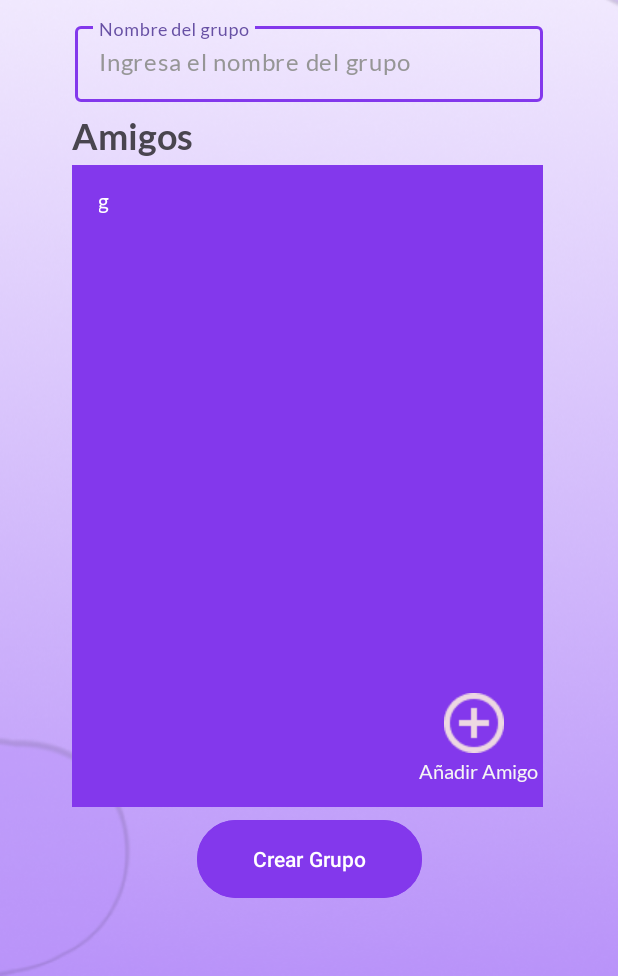
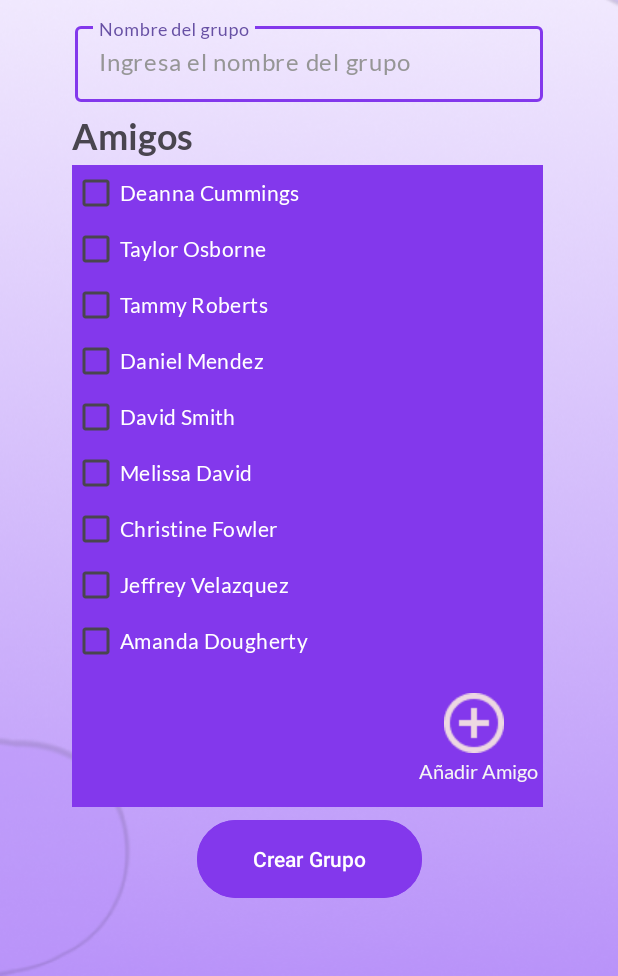
Before and after one commit to jvillada97/CoAlarm-UXUI, an Android app: the create_group screen opened directly, with no data from a screen before it, on a phone screen of 412 x 824 dp, the part 260-1236 px from its top. Run offline under Robolectric (Android 15) with nearby library versions, the light colour scheme and no system bars.

Commit message:
Se ajustan interacciones

```diff
--- a/mobile/Co_Alarm/app/src/main/res/layout/create_group.xml
+++ b/mobile/Co_Alarm/app/src/main/res/layout/create_group.xml
@@ -94,20 +94,96 @@
         android:layout_marginStart="48dp"
         android:layout_marginTop="283dp"
         android:background="@color/moradoPrincipal"
-        android:orientation="horizontal">
+        android:orientation="vertical">
 
         <CheckBox
-            android:id="@+id/checkBox"
-            android:layout_width="0dp"
-            android:layout_height="wrap_content"
-            android:layout_marginStart="18dp"
-            android:layout_weight="1"
-            android:button="@drawable/rounded_checkbox"
+            android:id="@+id/checkBox1"
+            android:layout_width="match_parent"
+            android:layout_height="37dp"
             android:fontFamily="@font/lato"
-            android:text="g"
+            android:text="Deanna Cummings"
             android:textColor="@color/white"
-            android:textIsSelectable="false"
-            app:buttonCompat="@drawable/rounded_checkbox" />
+            android:textIsSelectable="false" />
+
+        <CheckBox
+            android:id="@+id/checkBox2"
+            android:layout_width="match_parent"
+            android:layout_height="37dp"
+            android:layout_marginLeft="0dp"
+            android:fontFamily="@font/lato"
+            android:text="Taylor Osborne"
+            android:textColor="@color/white"
+            android:textIsSelectable="false" />
+
+        <CheckBox
+            android:id="@+id/checkBox3"
+            android:layout_width="match_parent"
+            android:layout_height="37dp"
+            android:layout_marginLeft="0dp"
+            android:fontFamily="@font/lato"
+            android:text="Tammy Roberts"
+            android:textColor="@color/white"
+            android:textIsSelectable="false" />
+
+        <CheckBox
+            android:id="@+id/checkBox4"
+            android:layout_width="match_parent"
+            android:layout_height="37dp"
+            android:layout_marginLeft="0dp"
+            android:fontFamily="@font/lato"
+            android:text="Daniel Mendez"
+            android:textColor="@color/white"
+            android:textIsSelectable="false" />
+
+        <CheckBox
+            android:id="@+id/checkBox5"
+            android:layout_width="match_parent"
+            android:layout_height="37dp"
+            android:layout_marginLeft="0dp"
+            android:fontFamily="@font/lato"
+            android:text="David Smith"
+            android:textColor="@color/white"
+            android:textIsSelectable="false" />
+
+        <CheckBox
+            android:id="@+id/checkBox6"
+            android:layout_width="match_parent"
+            android:layout_height="37dp"
+            android:layout_marginLeft="0dp"
+            android:fontFamily="@font/lato"
+            android:text="Melissa David"
+            android:textColor="@color/white"
+            android:textIsSelectable="false" />
+
+        <CheckBox
+            android:id="@+id/checkBox7"
+            android:layout_width="match_parent"
+            android:layout_height="37dp"
+            android:layout_marginLeft="0dp"
+            android:fontFamily="@font/lato"
+            android:text="Christine Fowler"
+            android:textColor="@color/white"
+            android:textIsSelectable="false" />
+
+        <CheckBox
+            android:id="@+id/checkBox8"
+            android:layout_width="match_parent"
+            android:layout_height="37dp"
+            android:layout_marginLeft="0dp"
+            android:fontFamily="@font/lato"
+            android:text="Jeffrey Velazquez"
+            android:textColor="@color/white"
+            android:textIsSelectable="false" />
+
+        <CheckBox
+            android:id="@+id/checkBox9"
+            android:layout_width="match_parent"
+            android:layout_height="37dp"
+            android:layout_marginLeft="0dp"
+            android:fontFamily="@font/lato"
+            android:text="Amanda Dougherty"
+            android:textColor="@color/white"
+            android:textIsSelectable="false" />
     </LinearLayout>
 
     <ImageButton
--- a/mobile/Co_Alarm/app/src/main/res/values/strings.xml
+++ b/mobile/Co_Alarm/app/src/main/res/values/strings.xml
@@ -29,4 +29,5 @@
     <string name="amigos">Amigos</string>
     <string name="añadirAmigo">Añadir Amigo</string>
     <string name="crearGrupo">Crear Grupo</string>
+    <string name="aceptar">Aceptar</string>
 </resources>
--- a/mobile/Co_Alarm/app/src/main/res/values/styles.xml
+++ b/mobile/Co_Alarm/app/src/main/res/values/styles.xml
@@ -5,4 +5,8 @@
         <item name="android:textStyle">bold</item>
         <item name="android:textSize">40sp</item>
     </style>
+
+    <style name="CustomButton">
+        <item name="android:textColor">@color/moradoPrincipal</item>
+    </style>
 </resources>
```
Also changed, not shown: mobile/Co_Alarm/app/src/main/java/com/example/co_alarm/create_alarm.kt (+83 -19 lines), mobile/Co_Alarm/app/src/main/res/drawable/datepicker_background.xml (+4 -4 lines), mobile/Co_Alarm/app/src/main/res/drawable/dialog_border.xml (+4 -3 lines), mobile/Co_Alarm/app/src/main/res/drawable/rounded_button.xml (+5 -3 lines), mobile/Co_Alarm/app/src/main/res/layout/create_alarm.xml (+65 -34 lines), mobile/Co_Alarm/app/src/main/res/values/themes.xml (+7 -1 lines).
